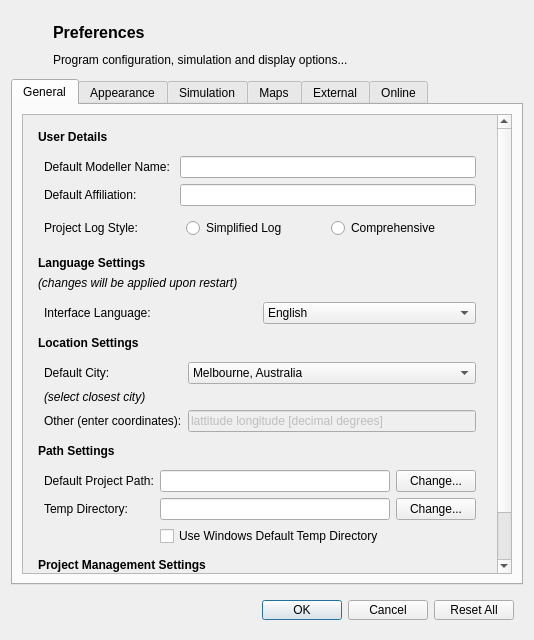
Before: the Qt Designer form gui/preferencesdialog.ui in petermbach/urbanbeats-pss, drawn with Qt 5.
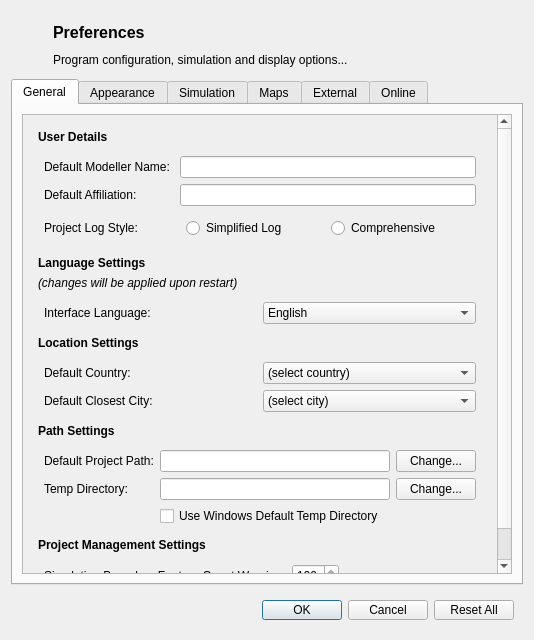
After: the same form once the commit is applied. Icons and pictures are not drawn.

Commit message: Implemented the cities and country selection dialog as well as the leaflet functionality. Now users can select from any city around the world based on the SimpleMaps database. Still some display issues, but otherwise functional.

What changed in the file:
```diff
--- a/gui/preferencesdialog.ui
+++ b/gui/preferencesdialog.ui
@@ -112,7 +112,7 @@
             <x>0</x>
             <y>0</y>
             <width>473</width>
-            <height>495</height>
+            <height>476</height>
            </rect>
           </property>
           <layout class="QVBoxLayout" name="verticalLayout_2">
@@ -317,92 +317,42 @@
                 <property name="bottomMargin">
                  <number>6</number>
                 </property>
-                <item row="2" column="2">
-                 <widget class="QLineEdit" name="coords_line">
-                  <property name="enabled">
-                   <bool>false</bool>
+                <item row="0" column="2">
+                 <widget class="QComboBox" name="country_combo">
+                  <property name="currentIndex">
+                   <number>0</number>
                   </property>
-                  <property name="text">
-                   <string>lattitude longitude [decimal degrees]</string>
-                  </property>
+                  <item>
+                   <property name="text">
+                    <string>(select country)</string>
+                   </property>
+                  </item>
                  </widget>
                 </item>
-                <item row="0" column="0">
+                <item row="1" column="0">
                  <widget class="QLabel" name="location_lbl">
                   <property name="text">
-                   <string>Default City:</string>
+                   <string>Default Closest City:</string>
                   </property>
                  </widget>
                 </item>
-                <item row="2" column="0">
-                 <widget class="QLabel" name="coords_lbl">
+                <item row="0" column="0">
+                 <widget class="QLabel" name="country_lbl">
                   <property name="text">
-                   <string>Other (enter coordinates):</string>
+                   <string>Default Country:</string>
                   </property>
                  </widget>
                 </item>
-                <item row="0" column="2">
+                <item row="1" column="2">
                  <widget class="QComboBox" name="location_combo">
                   <property name="currentIndex">
-                   <number>3</number>
+                   <number>0</number>
                   </property>
                   <item>
                    <property name="text">
-                    <string>Adelaide, Australia</string>
+                    <string>(select city)</string>
                    </property>
                   </item>
-                  <item>
-                   <property name="text">
-                    <string>Brisbane, Australia</string>
-                   </property>
-                  </item>
-                  <item>
-                   <property name="text">
-                    <string>Innsbruck, Austria</string>
-                   </property>
-                  </item>
-                  <item>
-                   <property name="text">
-                    <string>Melbourne, Australia</string>
-                   </property>
-                  </item>
-                  <item>
-                   <property name="text">
-                    <string>Nanjing, China</string>
-                   </property>
-                  </item>
-                  <item>
-                   <property name="text">
-                    <string>Perth, Australia</string>
-                   </property>
-                  </item>
-                  <item>
-                   <property name="text">
-                    <string>San Francisco, USA</string>
-                   </property>
-                  </item>
-                  <item>
-                   <property name="text">
-                    <string>Sydney, Australia</string>
-                   </property>
-                  </item>
-                  <item>
-                   <property name="text">
-                    <string>Zurich, Switzerland</string>
-                   </property>
-                  </item>
-                  <item>
-                   <property name="text">
-                    <string>Other...</string>
-                   </property>
-                  </item>
-                 </widget>
-                </item>
-                <item row="1" column="0">
-                 <widget class="QLabel" name="location_lbl2">
-                  <property name="text">
-                   <string>&lt;html&gt;&lt;head/&gt;&lt;body&gt;&lt;p&gt;&lt;span style=&quot; font-style:italic;&quot;&gt;(select closest city)&lt;/span&gt;&lt;/p&gt;&lt;/body&gt;&lt;/html&gt;</string>
-                  </property>
                  </widget>
                 </item>
                </layout>
```
Left out of the diff: 3 changed lines with no effect on the pictures. The commit also changes 7 other files.
